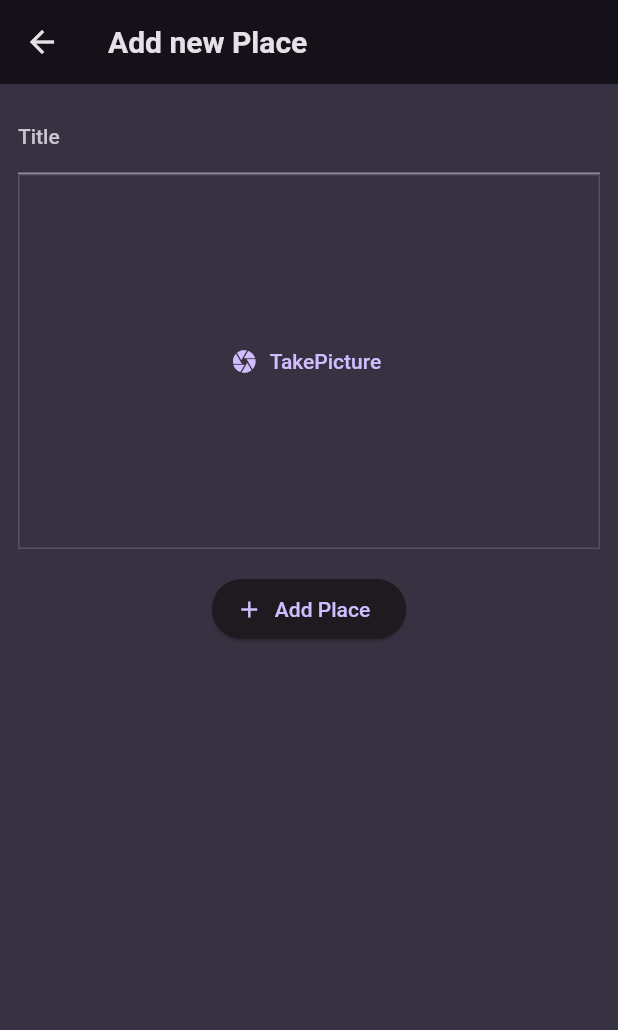
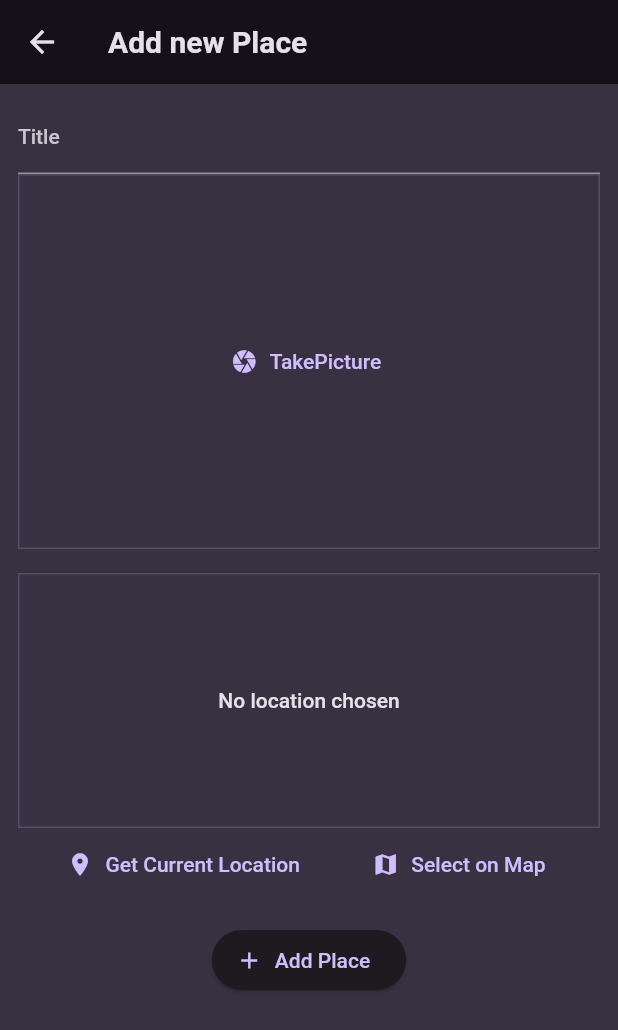
Before and after one commit to JanghoChu/flutter_place_with_riverpod, a Flutter app: the AddPlaceScreen screen opened directly, on a phone screen of 412 x 824 dp. Shown: the top 1030 px of the screen. Run offline on Flutter 3.47's test engine with Material 2 defaults, Android fonts, the light colour scheme and no system bars; our stand-ins replace flutter_riverpod, google_fonts, image_picker.

Commit message:
feat: add location input widget

```diff
--- a/lib/screens/add_place_screen.dart
+++ b/lib/screens/add_place_screen.dart
@@ -3,6 +3,7 @@ import 'dart:io';
 import 'package:flutter/material.dart';
 import 'package:flutter_place_with_riverpod/providers/user_places.dart';
 import 'package:flutter_place_with_riverpod/widgets/image_input.dart';
+import 'package:flutter_place_with_riverpod/widgets/location_jnput.dart';
 import 'package:flutter_riverpod/flutter_riverpod.dart';
 
 class AddPlaceScreen extends ConsumerStatefulWidget {
@@ -56,6 +57,8 @@ class _AddPlaceScreenState extends ConsumerState<AddPlaceScreen> {
                 onPickImage: (image) => _selectedImage = image,
               ),
               const SizedBox(height: 16),
+              const LocationInput(),
+              const SizedBox(height: 16),
               ElevatedButton.icon(
                 icon: const Icon(Icons.add),
                 label: const Text('Add Place'),
--- /dev/null
+++ b/lib/widgets/location_jnput.dart
@@ -0,0 +1,46 @@
+import 'package:flutter/material.dart';
+
+class LocationInput extends StatefulWidget {
+  const LocationInput({super.key});
+
+  @override
+  State<LocationInput> createState() => _LocationInputState();
+}
+
+class _LocationInputState extends State<LocationInput> {
+  @override
+  Widget build(BuildContext context) {
+    return Column(children: [
+      Container(
+        decoration: BoxDecoration(
+            border: Border.all(
+                width: 1,
+                color: Theme.of(context).colorScheme.primary.withOpacity(0.2))),
+        height: 170,
+        width: double.infinity,
+        alignment: Alignment.center,
+        child: Text(
+          'No location chosen',
+          textAlign: TextAlign.center,
+          style: Theme.of(context)
+              .textTheme
+              .bodyLarge!
+              .copyWith(color: Theme.of(context).colorScheme.onBackground),
+        ),
+      ),
+      Row(
+        mainAxisAlignment: MainAxisAlignment.spaceEvenly,
+        children: [
+          TextButton.icon(
+              onPressed: () {},
+              icon: const Icon(Icons.location_on),
+              label: const Text('Get Current Location')),
+          TextButton.icon(
+              onPressed: () {},
+              icon: const Icon(Icons.map),
+              label: const Text('Select on Map')),
+        ],
+      ),
+    ]);
+  }
+}
```
